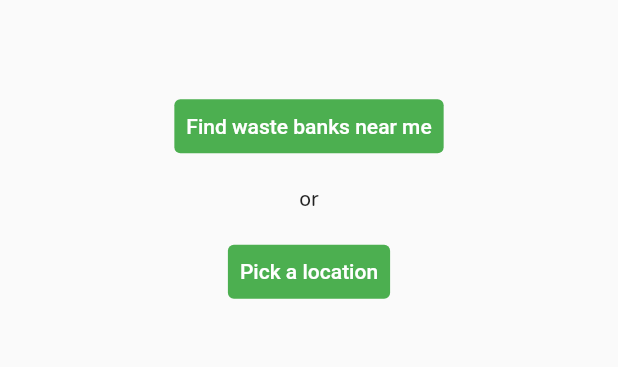
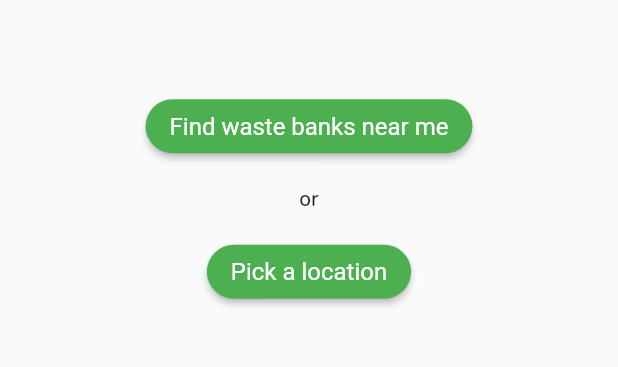
Before and after one commit to iedrania/bank_sampah, a Flutter app: the screen it shows after launch, on a phone screen of 412 x 824 dp, the part 506-873 px from its top. Run offline on Flutter 3.47's test engine with Material 2 defaults, Android fonts, the phone set to English and light mode, and no system bars; our stand-ins replace google_fonts; Roboto replaces fonts that are missing (Rokkitt).

Commit message:
feat: style home buttons

```diff
--- a/lib/main.dart
+++ b/lib/main.dart
@@ -31,6 +31,15 @@ class MyHomePage extends StatefulWidget {
 }
 
 class _MyHomePageState extends State<MyHomePage> {
+  var homeButtonStyle = ButtonStyle(
+    textStyle: MaterialStateProperty.all(
+      const TextStyle(fontSize: 16),
+    ),
+    shape: MaterialStateProperty.all(RoundedRectangleBorder(
+      borderRadius: BorderRadius.circular(30),
+    )),
+  );
+
   @override
   Widget build(BuildContext context) {
     return Scaffold(
@@ -48,22 +57,17 @@ class _MyHomePageState extends State<MyHomePage> {
               ),
             ),
             const SizedBox(height: 60),
-            TextButton(
+            ElevatedButton(
                 onPressed: () {
                   Navigator.push(
                       context,
                       MaterialPageRoute(
-                      builder: (context) => const ResultsPage(title: "near you"),
+                        builder: (context) =>
+                            const ResultsPage(title: "near you"),
                       ));
                 },
-              child: const Text(
-                "Find waste banks near me",
-                style: TextStyle(color: Colors.white),
-              ),
-              style: ButtonStyle(
-                backgroundColor: MaterialStateProperty.all<Color>(Colors.green),
-              ),
-            ),
+                child: const Text("Find waste banks near me"),
+                style: homeButtonStyle),
             const SizedBox(height: 15),
             Text(
               "or",
@@ -75,15 +79,10 @@ class _MyHomePageState extends State<MyHomePage> {
               ),
             ),
             const SizedBox(height: 15),
-            TextButton(
+            ElevatedButton(
               onPressed: () {},
-              child: const Text(
-                "Pick a location",
-                style: TextStyle(color: Colors.white),
-              ),
-              style: ButtonStyle(
-                backgroundColor: MaterialStateProperty.all<Color>(Colors.green),
-              ),
+              child: const Text("Pick a location"),
+              style: homeButtonStyle,
             ),
           ],
         ),
```
Lines whose indentation alone changed are shown as unchanged.
